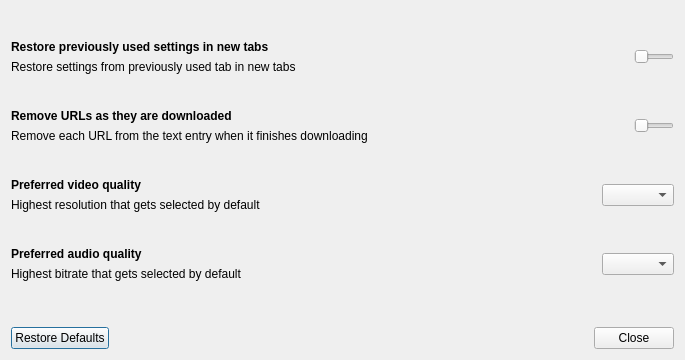
First picture: the form in src/designer/preferences_dialog.ui, repository markop404/media-downloader, before the edit.
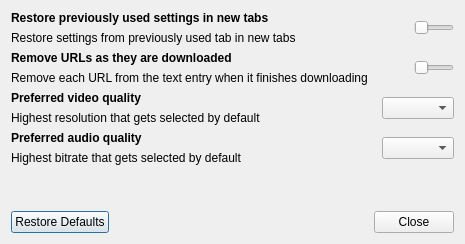
Second picture: the form after the edit. Custom widgets are drawn as their Qt base class.

```diff
--- a/src/designer/preferences_dialog.ui
+++ b/src/designer/preferences_dialog.ui
@@ -2,18 +2,6 @@
 <ui version="4.0">
  <class>PreferencesDialog</class>
  <widget class="QDialog" name="PreferencesDialog">
-  <property name="minimumSize">
-   <size>
-    <width>685</width>
-    <height>360</height>
-   </size>
-  </property>
-  <property name="maximumSize">
-   <size>
-    <width>800</width>
-    <height>450</height>
-   </size>
-  </property>
   <property name="windowTitle">
    <string>Preferences</string>
   </property>
```
